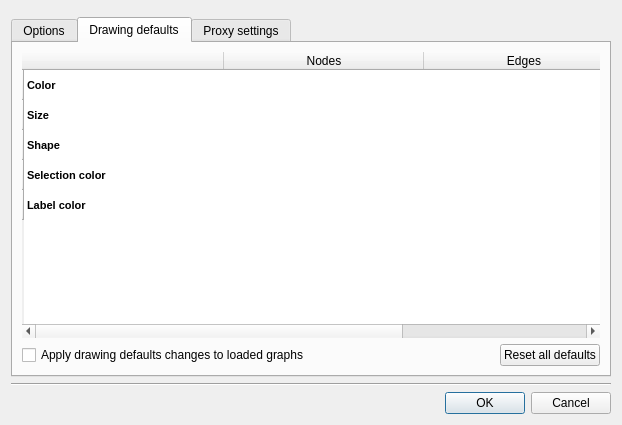
The window that software/talipot/designer/PreferencesDialog.ui (anlambert/tulip) describes before a commit, drawn with Qt 5.
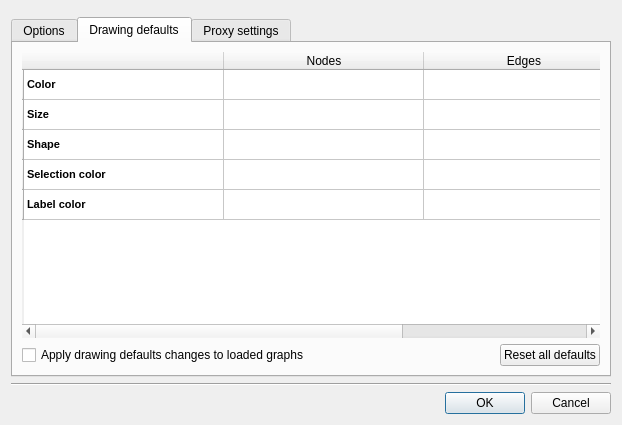
The same window after the commit. The open tabs and pages were chosen to show the change. Icons and pictures are not drawn.

Commit message: gui: Polish some table rendering

What changed in the file:
```diff
--- a/software/talipot/designer/PreferencesDialog.ui
+++ b/software/talipot/designer/PreferencesDialog.ui
@@ -286,10 +286,10 @@
             <set>QAbstractItemView::AllEditTriggers</set>
            </property>
            <property name="showGrid">
-            <bool>false</bool>
+            <bool>true</bool>
            </property>
            <property name="cornerButtonEnabled">
-            <bool>false</bool>
+            <bool>true</bool>
            </property>
            <attribute name="horizontalHeaderDefaultSectionSize">
             <number>200</number>
```
The commit also changes 3 other files.
